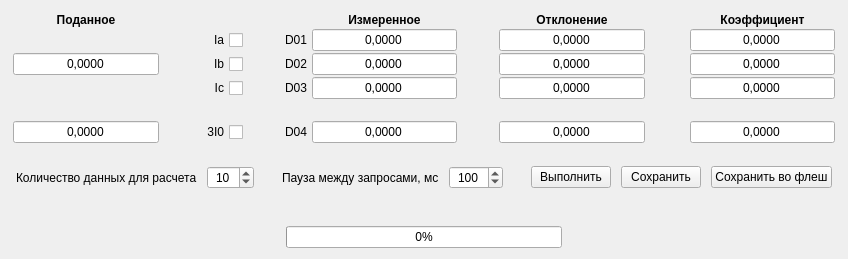
This is classes/calibrationwidget/calibrationwidgetofcurrent.ui in vlarry/configurator as Qt 5 draws it before an edit. The edited form follows.
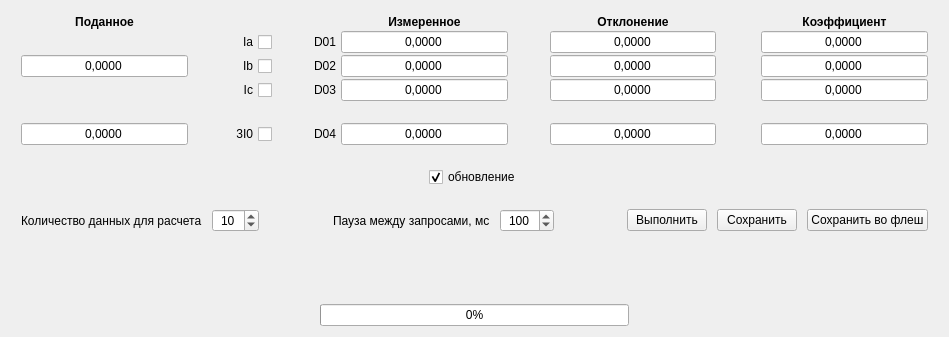
This is the edited form. Custom widgets are drawn as their Qt base class.

Commit message: Удаление виджета калибровок постоянного напряжения; Удаление табок калибровок: Постоянное напряжение, сопротивление и углы фаз - заменены на таб калибровки БРУ (включают в себя несколько калибровок); Добавление на виджеты калибровок по току и напряжению чекбокса "обновление" для обновление расчетных данных.

```diff
--- a/classes/calibrationwidget/calibrationwidgetofcurrent.ui
+++ b/classes/calibrationwidget/calibrationwidgetofcurrent.ui
@@ -6,8 +6,8 @@
    <rect>
     <x>0</x>
     <y>0</y>
-    <width>848</width>
-    <height>259</height>
+    <width>949</width>
+    <height>337</height>
    </rect>
   </property>
   <property name="sizePolicy">
@@ -22,16 +22,31 @@
   <layout class="QVBoxLayout" name="verticalLayout">
    <item>
     <layout class="QVBoxLayout" name="verticalLayoutCentral">
+     <property name="spacing">
+      <number>5</number>
+     </property>
+     <property name="leftMargin">
+      <number>5</number>
+     </property>
+     <property name="topMargin">
+      <number>2</number>
+     </property>
+     <property name="rightMargin">
+      <number>5</number>
+     </property>
+     <property name="bottomMargin">
+      <number>2</number>
+     </property>
      <item>
       <layout class="QGridLayout" name="gridLayout" rowstretch="0,0,0,0,0,0">
        <property name="leftMargin">
-        <number>2</number>
+        <number>5</number>
        </property>
        <property name="topMargin">
         <number>2</number>
        </property>
        <property name="rightMargin">
-        <number>2</number>
+        <number>5</number>
        </property>
        <property name="bottomMargin">
         <number>2</number>
@@ -656,7 +671,60 @@
        <property name="sizeHint" stdset="0">
         <size>
          <width>20</width>
-         <height>13</height>
+         <height>15</height>
+        </size>
+       </property>
+      </spacer>
+     </item>
+     <item>
+      <layout class="QHBoxLayout" name="horizontalLayout_2">
+       <item>
+        <spacer name="horizontalSpacer">
+         <property name="orientation">
+          <enum>Qt::Horizontal</enum>
+         </property>
+         <property name="sizeHint" stdset="0">
+          <size>
+           <width>40</width>
+           <height>20</height>
+          </size>
+         </property>
+        </spacer>
+       </item>
+       <item>
+        <widget class="QCheckBox" name="checkBoxCalculateValueUpdate">
+         <property name="text">
+          <string>обновление</string>
+         </property>
+         <property name="checked">
+          <bool>true</bool>
+         </property>
+        </widget>
+       </item>
+       <item>
+        <spacer name="horizontalSpacer_6">
+         <property name="orientation">
+          <enum>Qt::Horizontal</enum>
+         </property>
+         <property name="sizeHint" stdset="0">
+          <size>
+           <width>40</width>
+           <height>20</height>
+          </size>
+         </property>
+        </spacer>
+       </item>
+      </layout>
+     </item>
+     <item>
+      <spacer name="verticalSpacer">
+       <property name="orientation">
+        <enum>Qt::Vertical</enum>
+       </property>
+       <property name="sizeHint" stdset="0">
+        <size>
+         <width>20</width>
+         <height>15</height>
         </size>
        </property>
       </spacer>
@@ -785,14 +853,14 @@
     </layout>
    </item>
    <item>
-    <spacer name="verticalSpacer">
+    <spacer name="verticalSpacer_4">
      <property name="orientation">
       <enum>Qt::Vertical</enum>
      </property>
      <property name="sizeHint" stdset="0">
       <size>
-       <width>20</width>
-       <height>25</height>
+       <width>17</width>
+       <height>19</height>
       </size>
      </property>
     </spacer>
```
The commit also changes 6 other files.
